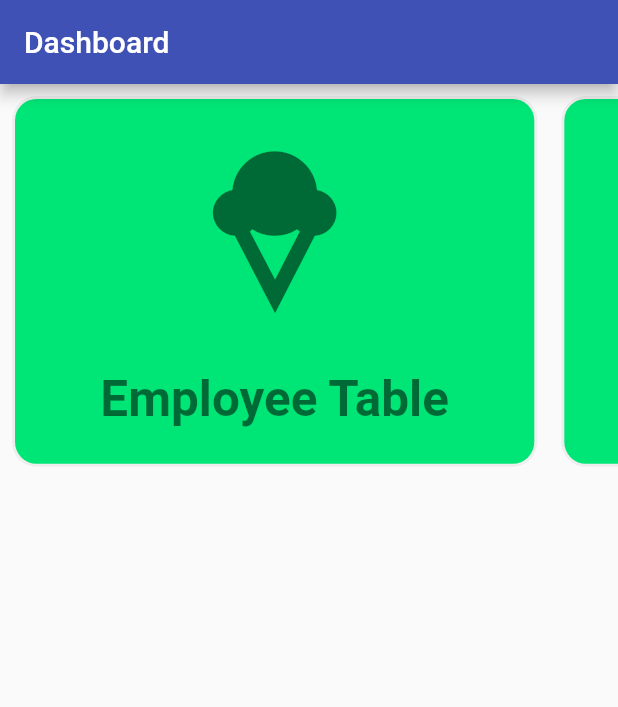
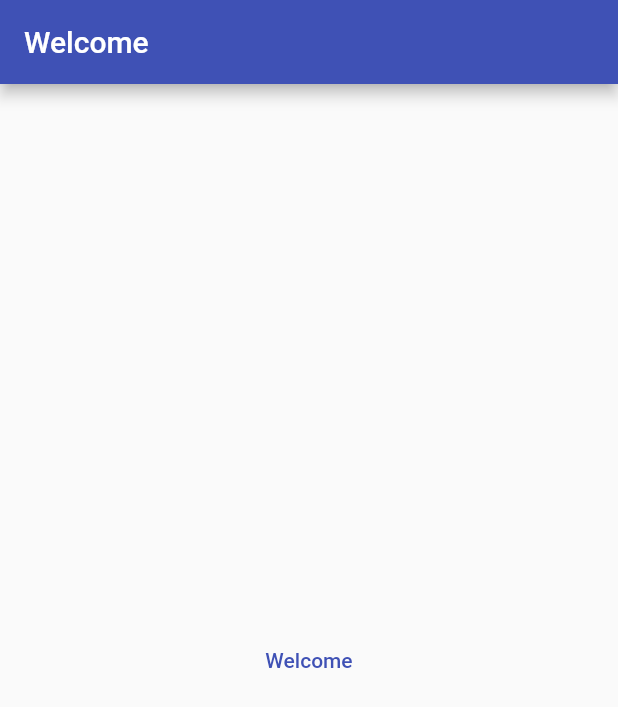
Before and after one commit to selvajo1990/learncard, a Flutter app: the screen it shows after launch, on a phone screen of 412 x 824 dp. Shown: the top 707 px of the screen. Run offline on Flutter 3.47's test engine with Material 2 defaults, Android fonts, the phone set to English and light mode, and no system bars; our stand-ins replace cloud_firestore; accounts and stored records are empty.

Commit message:
Routing Examples

```diff
--- /dev/null
+++ b/lib/core/shared/route_generator.dart
@@ -0,0 +1,36 @@
+import 'package:flutter/material.dart';
+import 'package:learncard/ui/views/dashboard_view.dart';
+import 'package:learncard/ui/views/welcome_view.dart';
+
+class RouteGenerator {
+  static Route<dynamic> routeGenerator(RouteSettings routeSettings) {
+    final arguments = routeSettings.arguments;
+    switch (routeSettings.name) {
+      case '/':
+        return MaterialPageRoute(builder: (_) => WelcomeView());
+      case '/DashboardView':
+        if (arguments is String) {
+          return MaterialPageRoute(
+              builder: (_) => DashboardView(
+                    sampledata: arguments,
+                  ));
+        } else {
+          return _errorPage();
+        }
+    }
+    return _errorPage();
+  }
+
+  static Route<dynamic> _errorPage() {
+    return MaterialPageRoute(builder: (_) {
+      return Scaffold(
+        appBar: AppBar(
+          title: Text('Error Screen'),
+        ),
+        body: Center(
+          child: Text('Sorry page not found'),
+        ),
+      );
+    });
+  }
+}
--- a/lib/main.dart
+++ b/lib/main.dart
@@ -1,5 +1,5 @@
 import 'package:flutter/material.dart';
-import 'package:learncard/ui/views/dashboard_view.dart';
+import 'core/shared/route_generator.dart';
 
 void main() {
   runApp(MyApp());
@@ -13,8 +13,8 @@ class MyApp extends StatelessWidget {
       theme: ThemeData(
         primarySwatch: Colors.indigo,
       ),
-      home: DashboardView(),
-      // home: FutureExample(title: 'Card Tutorial'),
+      initialRoute: '/',
+      onGenerateRoute: RouteGenerator.routeGenerator,
     );
   }
 }
--- a/lib/ui/views/dashboard_view.dart
+++ b/lib/ui/views/dashboard_view.dart
@@ -4,13 +4,17 @@ import 'package:learncard/ui/widgets/dashboard_card.dart';
 import 'package:learncard/core/services/dashboard_service.dart';
 
 class DashboardView extends StatelessWidget {
-  const DashboardView({Key? key}) : super(key: key);
+  final String sampledata;
+  const DashboardView({
+    Key? key,
+    this.sampledata = "",
+  }) : super(key: key);
   @override
   Widget build(BuildContext context) {
     final DashboardService dashboardService = DashboardService();
     return Scaffold(
       appBar: AppBar(
-        title: Text('Dashboard'),
+        title: Text('Dashboard ' + sampledata),
       ),
       body: Container(
         child: SingleChildScrollView(
--- /dev/null
+++ b/lib/ui/views/welcome_view.dart
@@ -0,0 +1,23 @@
+import 'package:flutter/material.dart';
+
+class WelcomeView extends StatelessWidget {
+  const WelcomeView({Key? key}) : super(key: key);
+
+  @override
+  Widget build(BuildContext context) {
+    return Scaffold(
+      appBar: AppBar(
+        title: Text('Welcome'),
+      ),
+      body: Center(
+        child: TextButton(
+          child: Text('Welcome'),
+          onPressed: () {
+            Navigator.of(context)
+                .pushNamed('/DashboardView', arguments: 'hey selva');
+          },
+        ),
+      ),
+    );
+  }
+}
```
